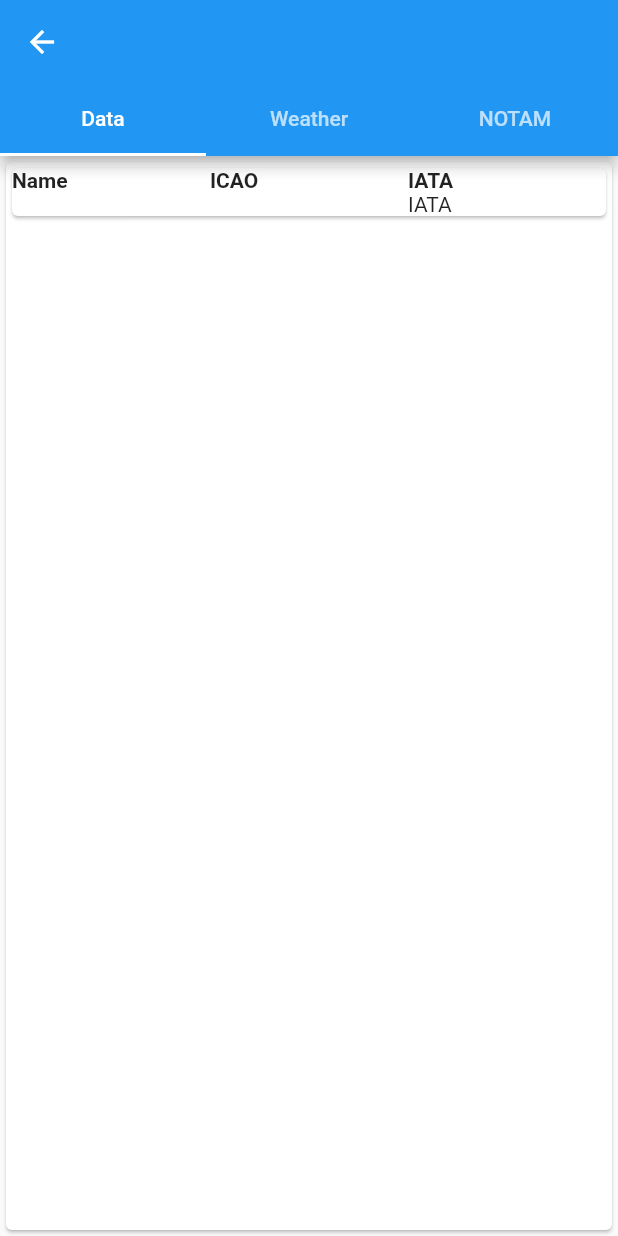
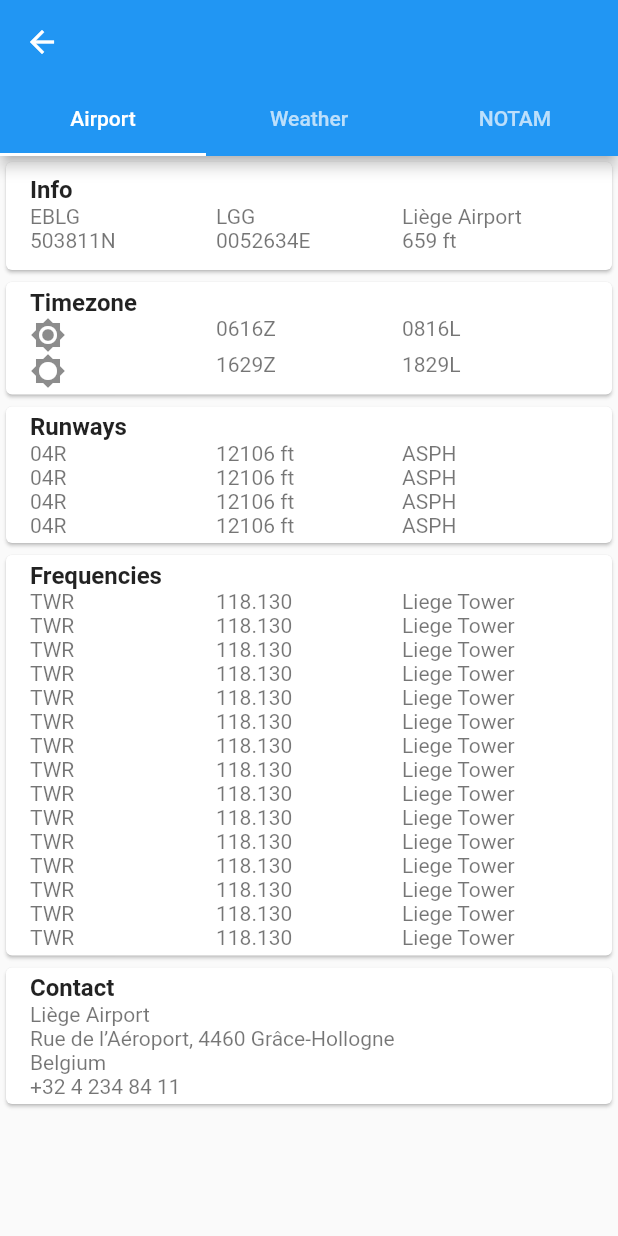
Before and after one commit to acrovato/fluttair, a Flutter app: the AirportView screen opened directly with empty values, on a phone screen of 412 x 824 dp. Run offline on Flutter 3.47's test engine with Material 2 defaults, Android fonts, the phone set to English and light mode, and no system bars; our stand-ins replace dynamic_theme; missing offline and left inert: preferences.

Commit message:
Imprvd airport

```diff
--- a/lib/airport.dart
+++ b/lib/airport.dart
@@ -22,7 +22,7 @@ class AirportViewState extends State<AirportView> {
           title: Text(widget.icao),
           bottom: TabBar(
             tabs: [
-              Tab(text: 'Data'),
+              Tab(text: 'Airport'),
               Tab(text: 'Weather'),
               Tab(text: 'NOTAM'),
             ],
@@ -54,39 +54,91 @@ class _DataCard extends StatefulWidget {
 class _DataCardState extends State<_DataCard> {
   @override
   Widget build(BuildContext context) {
-    return Card(
-      child: Center(
-        child: Column(
-          mainAxisAlignment: MainAxisAlignment.start,
+    return ListView(
       children: <Widget>[
         Card(
-                child: Column(
-              children: <Widget>[
-                Row(
-                  children: <Widget>[
-                    Expanded(
-                        child: Text('Name',
-                            style: TextStyle(fontWeight: FontWeight.bold))),
-                    Expanded(
-                        child: Text('ICAO',
-                            style: TextStyle(fontWeight: FontWeight.bold))),
-                    Expanded(
-                        child: Text('IATA',
-                            style: TextStyle(fontWeight: FontWeight.bold)))
-                  ],
-                ),
-                Row(
-                  children: <Widget>[
-                    Expanded(child: Text(widget.name)),
-                    Expanded(child: Text(widget.icao)),
-                    Expanded(child: Text('IATA'))
-                  ],
-                )
+          child: ListTile(
+              title:
+                  Text('Info', style: TextStyle(fontWeight: FontWeight.bold)),
+              subtitle: Table(
+                children: [
+                  TableRow(children: [
+                    Text('EBLG'),
+                    Text('LGG'),
+                    Text('Liège Airport')
+                  ]),
+                  TableRow(children: [
+                    Text('503811N'),
+                    Text('0052634E'),
+                    Text('659 ft')
+                  ])
                 ],
               )),
+        ),
+        Card(
+          child: ListTile(
+              title: Text('Timezone',
+                  style: TextStyle(fontWeight: FontWeight.bold)),
+              subtitle: Table(
+                children: [
+                  TableRow(children: [
+                    Align(
+                        alignment: Alignment.centerLeft,
+                        child: Icon(Icons.brightness_7)),
+                    Text('0616Z'),
+                    Text('0816L')
+                  ]),
+                  TableRow(children: [
+                    Align(
+                        alignment: Alignment.centerLeft,
+                        child: Icon(Icons.brightness_5)),
+                    Text('1629Z'),
+                    Text('1829L')
+                  ])
                 ],
+              )),
         ),
+        Card(
+          child: ListTile(
+              title: Text('Runways',
+                  style: TextStyle(fontWeight: FontWeight.bold)),
+              subtitle: ListView.builder(
+                  physics: const NeverScrollableScrollPhysics(),
+                  shrinkWrap: true,
+                  itemCount: 4,
+                  itemBuilder: (context, i) {
+                    return Row(children: <Widget>[
+                      Expanded(child: Text('04R')),
+                      Expanded(child: Text('12106 ft')),
+                      Expanded(child: Text('ASPH'))
+                    ]);
+                  })),
         ),
+        Card(
+          child: ListTile(
+              title: Text('Frequencies',
+                  style: TextStyle(fontWeight: FontWeight.bold)),
+              subtitle: ListView.builder(
+                  physics: const NeverScrollableScrollPhysics(),
+                  shrinkWrap: true,
+                  itemCount: 15,
+                  itemBuilder: (context, i) {
+                    return Row(children: <Widget>[
+                      Expanded(child: Text('TWR')),
+                      Expanded(child: Text('118.130')),
+                      Expanded(child: Text('Liege Tower'))
+                    ]);
+                  })),
+        ),
+        Card(
+            child: ListTile(
+          title: Text('Contact', style: TextStyle(fontWeight: FontWeight.bold)),
+          subtitle: Text('Liège Airport\n'
+              'Rue de l’Aéroport, 4460 Grâce-Hollogne\n'
+              'Belgium\n'
+              '+32 4 234 84 11'),
+        )),
+      ],
     );
   }
 }
@@ -101,7 +153,8 @@ class _WxCardState extends State<_WxCard> {
   Widget build(BuildContext context) {
     return ListView(
       children: <Widget>[
-        ListTile(
+        Card(
+            child: ListTile(
           title: Text('METAR'),
           subtitle: Text(
               'ICAO 999999Z 00000KT 9999 -SHRA FEW040 SCT060 BKN080 OVC010 15/5 Q1013 TEMPO 7500 TSRA'),
@@ -109,11 +162,12 @@ class _WxCardState extends State<_WxCard> {
             'VFR',
             style: TextStyle(color: Colors.green),
           ),
-        ),
-        ListTile(
+        )),
+        Card(
+            child: ListTile(
                 title: Text('TAF'),
                 subtitle: Text(
-                'ICAO 999999Z 9999/9999 00000KT 9999 -SHRA FEW040 SCT060 TEMPO 9999/9999 99999G99KT 7500 TSRA PROB30 9999/9999 SN'))
+                    'ICAO 999999Z 9999/9999 00000KT 9999 -SHRA FEW040 SCT060 TEMPO 9999/9999 99999G99KT 7500 TSRA PROB30 9999/9999 SN')))
       ],
     );
   }
@@ -128,13 +182,14 @@ class _NotamCardState extends State<_NotamCard> {
   @override
   Widget build(BuildContext context) {
     return ListView(children: <Widget>[
-      ListTile(
+      Card(
+          child: ListTile(
               title: Text('A1234/06 NOTAMR A1212/06\n'
                   'Q)ICAO/QMXLC/IV/NBO/A/000/999/5129N00028W005\n'
                   'A)EGLL\n'
                   'B)0609050500\n'
                   'C)0704300500\n'
-              'E)DUE WIP TWY B SOUTH CLSD BTN F AND R. TWY R CLSD BTN A AND B AND DIVERTED VIA NEW GREEN CL AND BLUE EDGE LGT. CTN ADZ'))
+                  'E)DUE WIP TWY B SOUTH CLSD BTN F AND R. TWY R CLSD BTN A AND B AND DIVERTED VIA NEW GREEN CL AND BLUE EDGE LGT. CTN ADZ')))
     ]);
   }
 }
```
Lines whose indentation alone changed are shown as unchanged.
